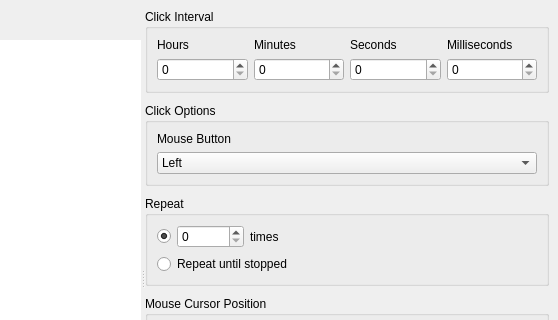
ilpenSE/simpleclicker, file mainwindow.ui: the form before one commit; both pictures show x 142 to 700 and y 0 to 320 of the 700 by 555 pixel window.
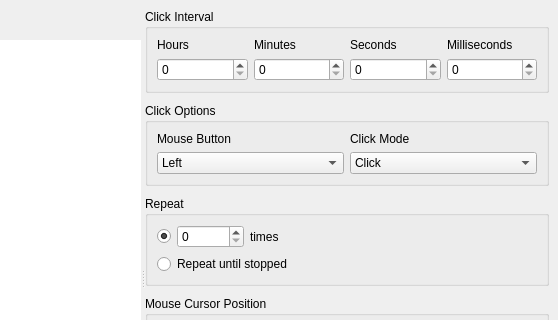
The form after the commit. Icons and pictures are not drawn.

Commit message: Add click mode to ui

The edit to the form file:
```diff
--- a/mainwindow.ui
+++ b/mainwindow.ui
@@ -218,7 +218,9 @@
           <property name="title">
            <string>Click Options</string>
           </property>
-          <layout class="QHBoxLayout" name="clickOptionsHLayout">
+          <layout class="QHBoxLayout" name="clickOptionsLayout" stretch="1,1">
+
+            <!-- Mouse button -->
            <item>
             <layout class="QVBoxLayout" name="mouseBtnPanel">
              <item>
@@ -249,6 +251,34 @@
              </item>
             </layout>
            </item>
+
+           <!-- Click mode -->
+           <item>
+            <layout class="QVBoxLayout" name="clickModePanel">
+             <item>
+              <widget class="QLabel" name="clickModeLabel">
+               <property name="text">
+                <string>Click Mode</string>
+               </property>
+              </widget>
+             </item>
+             <item>
+              <widget class="QComboBox" name="clickModeCombo">
+               <item>
+                <property name="text">
+                 <string>Click</string>
+                </property>
+               </item>
+               <item>
+                <property name="text">
+                 <string>Hold</string>
+                </property>
+               </item>
+              </widget>
+             </item>
+            </layout>
+           </item>
+
           </layout>
          </widget>
         </item>
```
Left out of the diff: 16 changed lines with no effect on the pictures.
